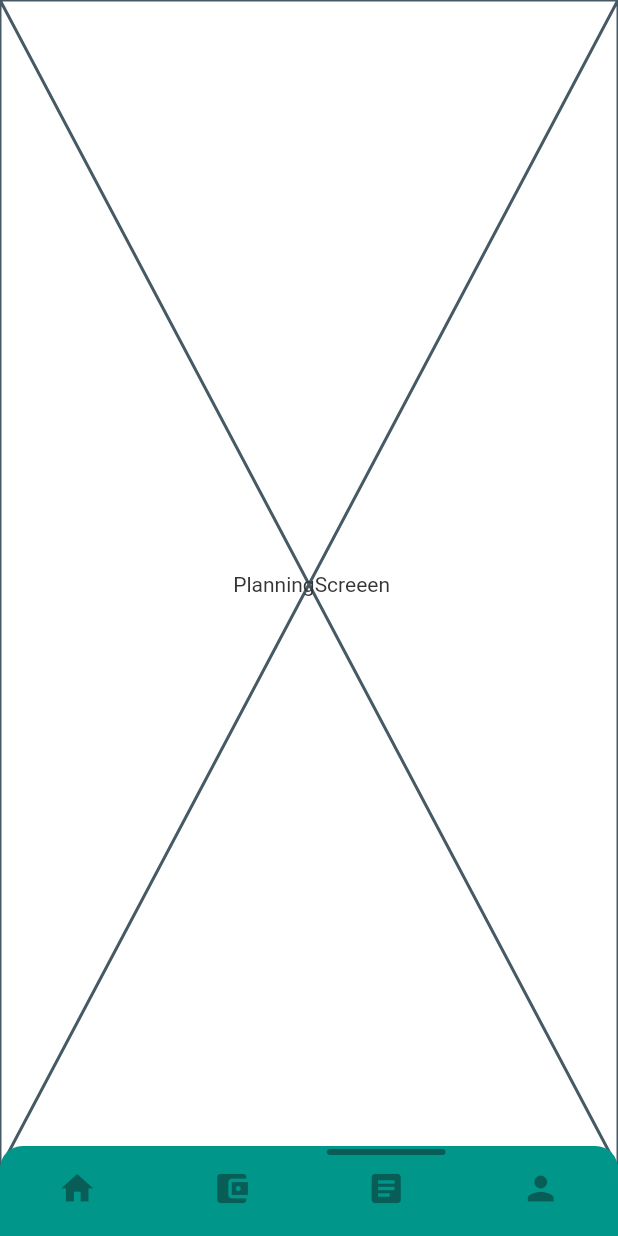
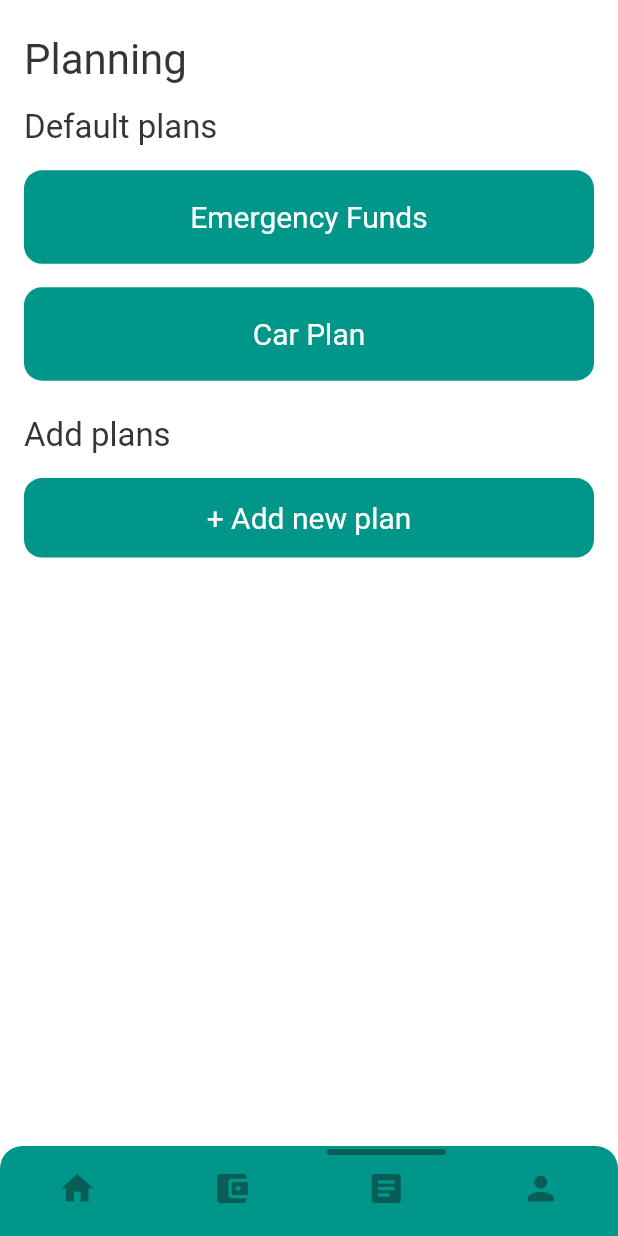
Before and after one commit to isavtars/gk, a Flutter app: the screen it shows once a user with an empty profile is signed in, item 3 of the bottom bar chosen, on a phone screen of 412 x 824 dp. Run offline on Flutter 3.47's test engine with Material 2 defaults, Android fonts, the phone set to English and light mode, and no system bars; drawn by our look-alikes of persistent_bottom_nav_bar; our stand-ins replace cloud_firestore, firebase_auth, firebase_core, firebase_storage, flutter_switch, get and 2 more; accounts and stored records are empty.

Commit message:
workintranstion bu not work

```diff
--- a/lib/Screen/Home/addfunds.dart
+++ b/lib/Screen/Home/addfunds.dart
@@ -46,7 +46,7 @@ class _AddFundsScreenState extends State<AddFundsScreen> {
       double? savings = double.tryParse(savingsController.text) ?? 10.0;
 
       if (amount == null) {
-         showSnackBar(context,
+        showSnackBar(context,
             text: "Please enter the amount", color: Colors.red);
       }
 
@@ -115,7 +115,8 @@ class _AddFundsScreenState extends State<AddFundsScreen> {
               .doc(transationsId)
               .set(payer);
         });
-        showSnackBar(context, text: 'Yay! Funds added successfully!', color: Colors.green);
+        showSnackBar(context,
+            text: 'Yay! Funds added successfully!', color: Colors.green);
 
         Navigator.of(context).pop();
       } else {
--- /dev/null
+++ b/lib/Screen/planning/planning.dart
@@ -0,0 +1,345 @@
+import 'package:cloud_firestore/cloud_firestore.dart';
+import 'package:firebase_auth/firebase_auth.dart';
+
+import 'package:flutter/material.dart';
+
+import '../../styles/color.dart';
+import '../widgets/custom_buttons.dart';
+import '../widgets/null_errors.dart';
+
+class PlanningScreeen extends StatefulWidget {
+  const PlanningScreeen({super.key});
+
+  @override
+  State<PlanningScreeen> createState() => _PlanningScreeenState();
+}
+
+class _PlanningScreeenState extends State<PlanningScreeen> {
+  final FirebaseFirestore _firestore = FirebaseFirestore.instance;
+  final FirebaseAuth _auth = FirebaseAuth.instance;
+
+  bool isAutoPayOn = false;
+  bool isCPenabled = false;
+
+  @override
+  Widget build(BuildContext context) {
+    return StreamBuilder(
+        stream: _firestore
+            .collection('usersdata')
+            .doc(_auth.currentUser!.uid)
+            .snapshots(),
+        builder: (context, snapshot) {
+          if (snapshot.hasData) {
+            if (snapshot.data != null) {
+              DocumentSnapshot<Map<String, dynamic>> map = snapshot.data!;
+
+              bool isEFenabled = map['isEFenabled'];
+              bool isCPenabled = map['isCPenabled'];
+              // dynamic targetEmergencyFunds = map['targetEmergencyFunds'];
+              // dynamic collectedEmergencyFunds = map['collectedEmergencyFunds'];
+              // dynamic targetCarFunds = map['targetCarFunds'];
+              // dynamic collectedCarFunds = map['collectedCarFunds'];
+
+              return Scaffold(
+                body: SafeArea(
+                  child: LayoutBuilder(
+                    builder:
+                        (BuildContext context, BoxConstraints constraints) {
+                      return OrientationBuilder(
+                        builder:
+                            (BuildContext context, Orientation orientation) {
+                          return Padding(
+                            padding: const EdgeInsets.symmetric(horizontal: 16),
+                            child: SingleChildScrollView(
+                              child: Column(
+                                crossAxisAlignment: CrossAxisAlignment.stretch,
+                                children: [
+                                  SizedBox(
+                                    height: constraints.maxHeight * 0.03,
+                                  ),
+                                  const Text(
+                                    'Planning ',
+                                    textAlign: TextAlign.start,
+                                    style: TextStyle(
+                                        fontSize: 28,
+                                        fontWeight: FontWeight.w400),
+                                  ),
+                                  SizedBox(
+                                    height: constraints.maxHeight * 0.02,
+                                  ),
+                                  const Text(
+                                    'Default plans',
+                                    textAlign: TextAlign.start,
+                                    style: TextStyle(
+                                        fontSize: 22,
+                                        fontWeight: FontWeight.w400),
+                                  ),
+                                  SizedBox(
+                                    height: constraints.maxHeight * 0.02,
+                                  ),
+                                  isEFenabled == false
+                                      ? Container(
+                                          height: orientation ==
+                                                  Orientation.portrait
+                                              ? constraints.maxHeight * 0.08
+                                              : constraints.maxHeight * 0.2,
+                                          width: double.maxFinite,
+                                          decoration: BoxDecoration(
+                                              color: Theme.of(context)
+                                                  .primaryColor,
+                                              borderRadius:
+                                                  const BorderRadius.all(
+                                                      Radius.circular(12))),
+                                          child: TextButton(
+                                              onPressed: () {
+                                                Navigator.push(
+                                                    context,
+                                                    MaterialPageRoute(
+                                                        builder: (context) =>
+                                                            const EmergencyPlanningScreen()));
+                                              },
+                                              child: const Text(
+                                                'Emergency Funds',
+                                                style: TextStyle(
+                                                    color: Colors.white,
+                                                    fontSize: 20,
+                                                    fontWeight:
+                                                        FontWeight.w400),
+                                              )),
+                                        )
+                                      : planningCard(
+                                          map,
+                                          "Emergency Funds",
+                                          map['targetEmergencyFunds']
+                                              .toStringAsFixed(0),
+                                          map['collectedEmergencyFunds']
+                                              .toStringAsFixed(0),
+                                          10, 00,
+
+                                          // map['targetEmergencyFunds']
+                                          //     .toStringAsFixed(0),
+                                          // map['collectedEmergencyFunds']
+                                          //     .toStringAsFixed(0),
+                                        ),
+                                  SizedBox(
+                                    height: constraints.maxHeight * 0.02,
+                                  ),
+                                  isCPenabled == false
+                                      ? Container(
+                                          height: orientation ==
+                                                  Orientation.portrait
+                                              ? constraints.maxHeight * 0.08
+                                              : constraints.maxHeight * 0.2,
+                                          width: double.maxFinite,
+                                          decoration: BoxDecoration(
+                                              color: Theme.of(context)
+                                                  .primaryColor,
+                                              borderRadius:
+                                                  const BorderRadius.all(
+                                                      Radius.circular(12))),
+                                          child: TextButton(
+                                              onPressed: () {
+                                                Navigator.push(
+                                                    context,
+                                                    MaterialPageRoute(
+                                                        builder: (context) =>
+                                                            const CarPlanningScreen()));
+                                              },
+                                              child: const Text(
+                                                'Car Plan',
+                                                style: TextStyle(
+                                                    color: Colors.white,
+                                                    fontSize: 20,
+                                                    fontWeight:
+                                                        FontWeight.w400),
+                                              )),
+                                        )
+                                      : planningCard(
+                                          map as Map<String, dynamic>,
+                                          "Emergency Funds",
+                                          map['targetEmergencyFunds']
+                                              .toStringAsFixed(0),
+                                          map['collectedEmergencyFunds']
+                                              .toStringAsFixed(0),
+                                          map['targetEmergencyFunds']
+                                              .toStringAsFixed(0),
+                                          map['collectedEmergencyFunds']
+                                              .toStringAsFixed(0),
+                                        ),
+                                  SizedBox(
+                                    height: constraints.maxHeight * 0.03,
+                                  ),
+                                  const Text(
+                                    'Add plans',
+                                    textAlign: TextAlign.start,
+                                    style: TextStyle(
+                                        fontSize: 22,
+                                        fontWeight: FontWeight.w400),
+                                  ),
+                                  SizedBox(
+                                    height: constraints.maxHeight * 0.02,
+                                  ),
+                                  TButton(
+                                      constraints: constraints,
+                                      btnColor: Theme.of(context).primaryColor,
+                                      btnText: '+ Add new plan',
+                                      onPressed: () {
+                                        Navigator.push(
+                                            context,
+                                            MaterialPageRoute(
+                                                builder: (context) =>
+                                                    const AddNewPlanScreen()));
+                                      }),
+                                  SizedBox(
+                                    height: orientation == Orientation.portrait
+                                        ? constraints.maxHeight * 0.06
+                                        : constraints.maxHeight * 0.1,
+                                  ),
+                                ],
+                              ),
+                            ),
+                          );
+                        },
+                      );
+                    },
+                  ),
+                ),
+              );
+            } else {
+              return const NullErrorMessage(
+                message: 'Something went wrong!',
+              );
+            }
+          } else {
+            return const Center(
+              child: CircularProgressIndicator(
+                color: kGreenColor,
+              ),
+            );
+          }
+        });
+  }
+
+  Stack planningCard(dynamic map, textName, targetFunds, collectedFunds,
+      comparetargetFunds, comparecollectedFunds) {
+    return Stack(children: [
+      Container(
+        height: 320,
+        decoration: BoxDecoration(
+            color: Theme.of(context).primaryColor,
+            borderRadius: const BorderRadius.all(Radius.circular(20))),
+      ),
+      Positioned(
+        left: 35,
+        top: 25,
+        child: Text(
+          textName,
+          style: const TextStyle(
+              fontSize: 30, color: Colors.white, fontWeight: FontWeight.w500),
+        ),
+      ),
+      const Positioned(
+        left: 35,
+        top: 80,
+        child: Text(
+          'Target Amount',
+          style: TextStyle(
+              fontSize: 22, color: Colors.white, fontWeight: FontWeight.w400),
+        ),
+      ),
+      const Positioned(
+        left: 25,
+        top: 115,
+        child: Icon(
+          Icons.currency_rupee,
+          color: Colors.white,
+          size: 55,
+        ),
+      ),
+      Positioned(
+        left: 85,
+        top: 105,
+        child: Text(
+          targetFunds,
+          style: const TextStyle(
+              fontSize: 56, color: Colors.white, fontWeight: FontWeight.w600),
+        ),
+      ),
+      Positioned(
+        right: 20,
+        bottom: 15,
+        child: Text(
+          'Gharkharch',
+          style: TextStyle(
+              fontSize: 22,
+              color: Colors.white.withOpacity(0.4),
+              fontWeight: FontWeight.bold),
+        ),
+      ),
+      const Positioned(
+        left: 35,
+        bottom: 110,
+        child: Text(
+          'Colllected Funds',
+          style: TextStyle(
+              fontSize: 22, color: Colors.white, fontWeight: FontWeight.w400),
+        ),
+      ),
+      const Positioned(
+        left: 25,
+        bottom: 50,
+        child: Icon(
+          Icons.currency_rupee,
+          color: Colors.white,
+          size: 55,
+        ),
+      ),
+      Positioned(
+        left: 85,
+        bottom: 45,
+        child: Text(
+          collectedFunds,
+          style: const TextStyle(
+              fontSize: 56, color: Colors.white, fontWeight: FontWeight.w600),
+        ),
+      ),
+      // if (comparetargetFunds <= comparecollectedFunds)
+      const Positioned(
+        top: 30,
+        right: 25,
+        child: Icon(
+          Icons.check_circle,
+          size: 90,
+          color: Colors.white,
+        ),
+      ),
+    ]);
+  }
+}
+
+class AddNewPlanScreen extends StatelessWidget {
+  const AddNewPlanScreen({super.key});
+
+  @override
+  Widget build(BuildContext context) {
+    return const Placeholder();
+  }
+}
+
+class CarPlanningScreen extends StatelessWidget {
+  const CarPlanningScreen({super.key});
+
+  @override
+  Widget build(BuildContext context) {
+    return const Placeholder();
+  }
+}
+
+class EmergencyPlanningScreen extends StatelessWidget {
+  const EmergencyPlanningScreen({super.key});
+
+  @override
+  Widget build(BuildContext context) {
+    return const Placeholder();
+  }
+}
--- a/lib/Screen/widgets/bottom_navbar.dart
+++ b/lib/Screen/widgets/bottom_navbar.dart
@@ -4,9 +4,10 @@ import 'package:get/get.dart';
 import '../../logic/user_controller.dart';
 import '../Home/home_screen.dart';
 import '../auth/login.dart';
+import '../planning/planning.dart';
 import '../userprofile/user_profile.dart';
 import '../wallet/wallet.dart';
-import 'demo_screen.dart';
+
 import '../../styles/color.dart';
 import '../../styles/gharkharcha_themes.dart';
 
--- a/lib/Screen/widgets/demo_screen.dart
+++ /dev/null
@@ -1,15 +0,0 @@
-import 'package:flutter/material.dart';
-
-
-class PlanningScreeen extends StatelessWidget {
-  const PlanningScreeen({super.key});
-
-  @override
-  Widget build(BuildContext context) {
-    return const Scaffold(
-      body: Placeholder(
-        child: Center(child: Text(' PlanningScreeen')),
-      ),
-    );
-  }
-}
```
Also changed, not shown: lib/Screen/Home/home_screen.dart (+73 -83 lines), lib/Screen/Home/transcard_models.dart (+35 -35 lines), lib/model/transation_models.dart (added, +23 -0 lines), lib/resources/transations.dart (+16 -23 lines).
